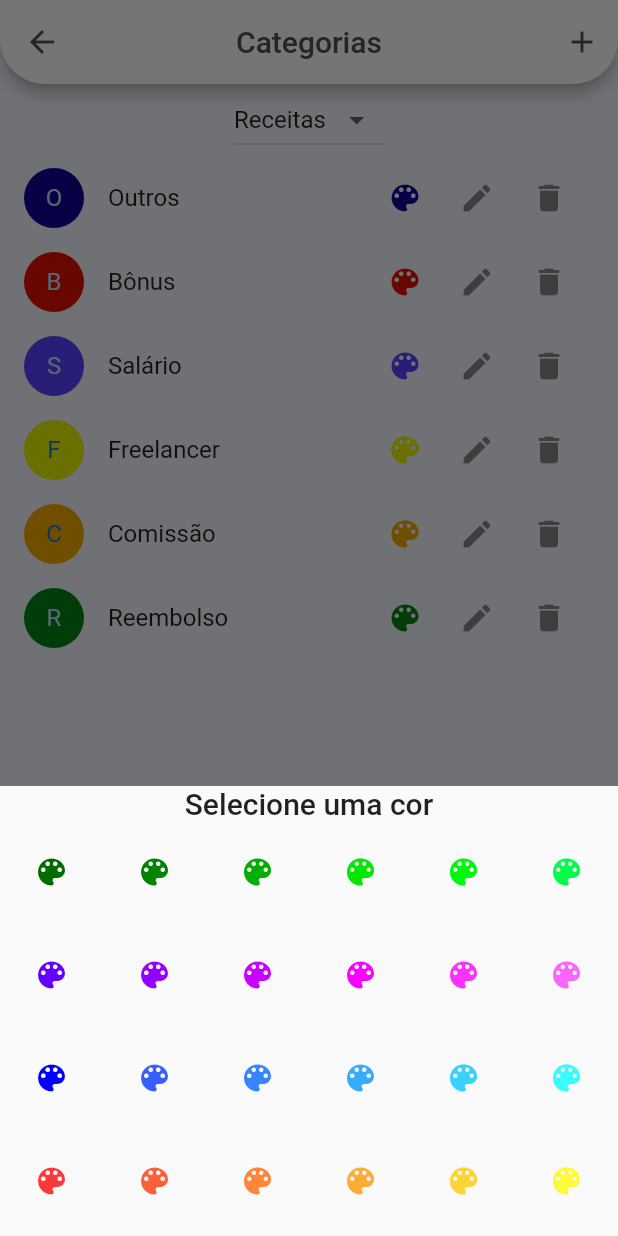
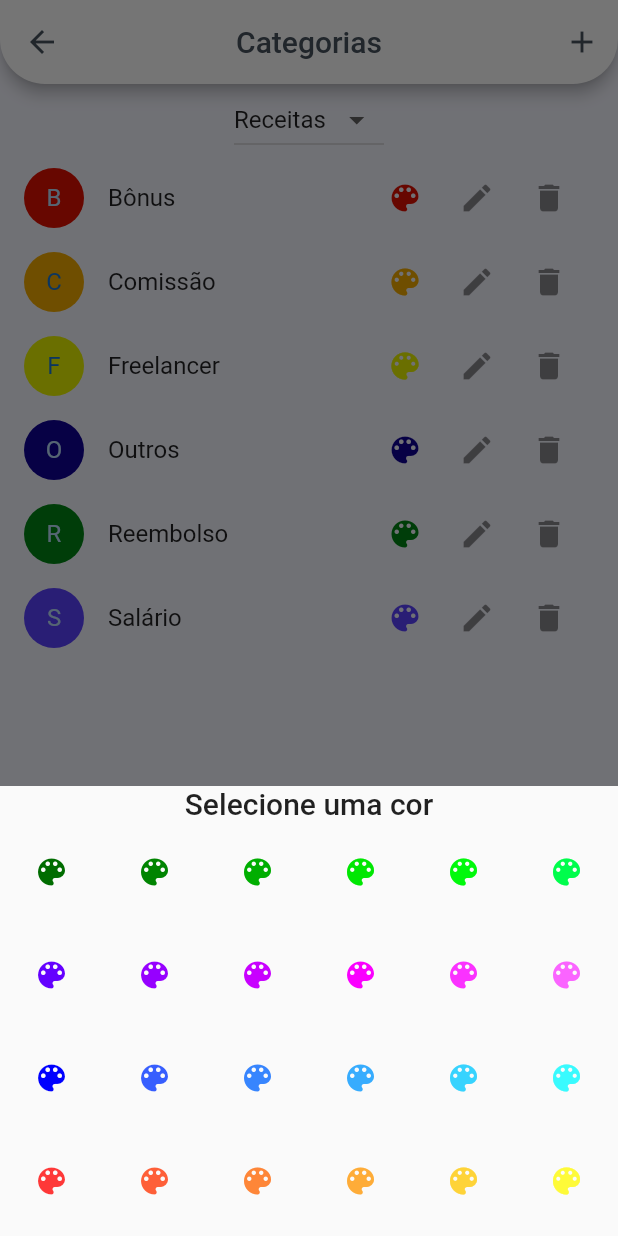
Before and after one commit to proz-tecnologia/PIT02GP06, a Flutter app: the CategoryPage screen opened directly with empty values, after a tap on the "color lens" icon, on a phone screen of 412 x 824 dp. Run offline on Flutter 3.47's test engine with Material 2 defaults, Android fonts, the phone set to English and light mode, and no system bars; our stand-ins replace cloud_firestore, firebase_auth, firebase_core, flutter_modular, mask_text_input_formatter, shared_preferences; missing offline and left inert: graphic; accounts and stored records are empty.

```diff
--- a/lib/models/category_model.dart
+++ b/lib/models/category_model.dart
@@ -2,40 +2,67 @@
 import 'dart:convert';
 
 class CategoryModel {
+  String uid;
+  String? id;
   String genre;
   int color;
   String type;
+  int count;
+
   CategoryModel({
+    required this.uid,
+    this.id,
     required this.genre,
     required this.color,
     required this.type,
+    this.count = 0,
   });
 
+  void incrementCount() {
+    count++;
+  }
+
+  void decrementCount() {
+    count--;
+  }
+
   CategoryModel copyWith({
+    String? uid,
+    String? id,
     String? genre,
     int? color,
     String? type,
+    int? count,
   }) {
     return CategoryModel(
+      uid: uid ?? this.uid,
+      id: id ?? this.id,
       genre: genre ?? this.genre,
       color: color ?? this.color,
       type: type ?? this.type,
+      count: count ?? this.count,
     );
   }
 
   Map<String, dynamic> toMap() {
     return <String, dynamic>{
+      'uid': uid,
+      'id': id,
       'genre': genre,
       'color': color,
       'type': type,
+      'count': count,
     };
   }
 
   factory CategoryModel.fromMap(Map<String, dynamic> map) {
     return CategoryModel(
+      uid: map['uid'] as String,
+      id: map['id'] != null ? map['id'] as String : null,
       genre: map['genre'] as String,
       color: map['color'] as int,
       type: map['type'] as String,
+      count: map['count'] as int,
     );
   }
 
@@ -45,16 +72,29 @@ class CategoryModel {
       CategoryModel.fromMap(json.decode(source) as Map<String, dynamic>);
 
   @override
-  String toString() =>
-      'CategoryModel(genre: $genre, color: $color, type: $type)';
+  String toString() {
+    return 'CategoryModel(uid: $uid, id: $id, genre: $genre, color: $color, type: $type, count: $count)';
+  }
 
   @override
   bool operator ==(covariant CategoryModel other) {
     if (identical(this, other)) return true;
 
-    return other.genre == genre && other.color == color && other.type == type;
+    return other.uid == uid &&
+        other.id == id &&
+        other.genre == genre &&
+        other.color == color &&
+        other.type == type &&
+        other.count == count;
   }
 
   @override
-  int get hashCode => genre.hashCode ^ color.hashCode ^ type.hashCode;
+  int get hashCode {
+    return uid.hashCode ^
+        id.hashCode ^
+        genre.hashCode ^
+        color.hashCode ^
+        type.hashCode ^
+        count.hashCode;
+  }
 }
--- a/lib/models/transaction_model.dart
+++ b/lib/models/transaction_model.dart
@@ -7,7 +7,7 @@ class TransactionModel {
   DateTime date;
   double value;
   String type;
-  int categoryId;
+  String categoryId;
   String? description;
   TransactionModel({
     required this.uid,
@@ -25,7 +25,7 @@ class TransactionModel {
     DateTime? date,
     double? value,
     String? type,
-    int? categoryId,
+    String? categoryId,
     String? description,
   }) {
     return TransactionModel(
@@ -58,7 +58,7 @@ class TransactionModel {
       date: DateTime.fromMillisecondsSinceEpoch(map['date'] as int),
       value: map['value'] as double,
       type: map['type'] as String,
-      categoryId: map['categoryId'] as int,
+      categoryId: map['categoryId'] as String,
       description:
           map['description'] != null ? map['description'] as String : null,
     );
--- a/lib/repositories/category_repository.dart
+++ b/lib/repositories/category_repository.dart
@@ -1,72 +1,170 @@
-import 'dart:convert';
-
+import 'package:cloud_firestore/cloud_firestore.dart';
+import 'package:flutter_modular/flutter_modular.dart';
 import 'package:pit02gp06/models/category_model.dart';
-import 'package:pit02gp06/utils/i_http_service.dart';
 import 'package:pit02gp06/utils/shared_preferences_keys.dart';
 
+import '../src/authentication/auth_repository.dart';
+
 class CategoryRepository {
-  final IHttpService service;
+  Future<List<CategoryModel>> loadList() async {
+    final user = await Modular.get<AuthRepository>().getUser();
 
-  CategoryRepository({required this.service});
-  Future<List<CategoryModel>> loadList() async {
-    final List<CategoryModel> dataList = [];
-    final String? dataString =
-        await service.get(url: SharedPreferencesKeys.categorys);
-    if (dataString != null && dataString.isNotEmpty) {
-      final listJson = jsonDecode(dataString);
-      final list =
-          List.from(listJson).map((e) => CategoryModel.fromJson(e)).toList();
-//      return list;
-      dataList.addAll(list);
+    final collections = FirebaseFirestore.instance
+        .collection(SharedPreferencesKeys.categorys)
+        .where('uid', isEqualTo: user.uid);
+
+    var result = await collections.get();
+    List<CategoryModel> list = [];
+    for (var doc in result.docs) {
+      list.add(CategoryModel(
+        uid: doc['uid'],
+        type: doc['type'],
+        genre: doc['genre'],
+        color: doc['color'],
+        count: doc['count'],
+        id: doc.id,
+      ));
     }
-    if (dataList.isEmpty) {
-      dataList.addAll([
-        CategoryModel(genre: "Outros", color: 0xFF0F0297, type: "Expense"),
-        CategoryModel(genre: "Outros", color: 0xFF0F0297, type: "Income"),
-        CategoryModel(genre: "Mercado", color: 0xFF5A41FF, type: "Expense"),
-        CategoryModel(genre: "Lazer", color: 0xFFE10F00, type: "Expense"),
-        CategoryModel(genre: "Combustível", color: 0xFFE6F201, type: "Expense"),
-        CategoryModel(genre: "Compras", color: 0xFFF3AA00, type: "Expense"),
+    if (list.isEmpty) {
+      list.addAll([
         CategoryModel(
-            genre: "Entretenimento", color: 0xFF008614, type: "Expense"),
+            uid: user.uid,
+            genre: "Outros",
+            color: 0xFF0F0297,
+            type: "Expense",
+            id: "${user.uid}+0"),
         CategoryModel(
-            genre: "Medicamentos", color: 0xFF75F300, type: "Expense"),
-        CategoryModel(genre: "Escola", color: 0xFF00CE18, type: "Expense"),
-        CategoryModel(genre: "Jantar fora", color: 0xFF00FFF2, type: "Expense"),
-        CategoryModel(genre: "Luz", color: 0xFF009B93, type: "Expense"),
-        CategoryModel(genre: "Água", color: 0xFF005B57, type: "Expense"),
-        CategoryModel(genre: "Internet", color: 0xFF7E34FD, type: "Expense"),
-        CategoryModel(genre: "TV a cabo", color: 0xFFCC0483, type: "Expense"),
-        CategoryModel(genre: "Bônus", color: 0xFFE10F00, type: "Income"),
-        CategoryModel(genre: "Salário", color: 0xFF5A41FF, type: "Income"),
-        CategoryModel(genre: "Freelancer", color: 0xFFE6F201, type: "Income"),
-        CategoryModel(genre: "Comissão", color: 0xFFF3AA00, type: "Income"),
-        CategoryModel(genre: "Reembolso", color: 0xFF008614, type: "Income"),
+            uid: user.uid,
+            genre: "Outros",
+            color: 0xFF0F0297,
+            type: "Income",
+            id: "${user.uid}+1"),
+        CategoryModel(
+            uid: user.uid,
+            genre: "Mercado",
+            color: 0xFF5A41FF,
+            type: "Expense",
+            id: "${user.uid}+2"),
+        CategoryModel(
+            uid: user.uid,
+            genre: "Lazer",
+            color: 0xFFE10F00,
+            type: "Expense",
+            id: "${user.uid}+3"),
+        CategoryModel(
+            uid: user.uid,
+            genre: "Combustível",
+            color: 0xFFE6F201,
+            type: "Expense",
+            id: "${user.uid}+4"),
+        CategoryModel(
+            uid: user.uid,
+            genre: "Medicamentos",
+            color: 0xFF75F300,
+            type: "Expense",
+            id: "${user.uid}+5"),
+        CategoryModel(
+            uid: user.uid,
+            genre: "Escola",
+            color: 0xFF00CE18,
+            type: "Expense",
+            id: "${user.uid}+6"),
+        CategoryModel(
+            uid: user.uid,
+            genre: "Luz",
+            color: 0xFF009B93,
+            type: "Expense",
+            id: "${user.uid}+7"),
+        CategoryModel(
+            uid: user.uid,
+            genre: "Água",
+            color: 0xFF005B57,
+            type: "Expense",
+            id: "${user.uid}+8"),
+        CategoryModel(
+            uid: user.uid,
+            genre: "Internet",
+            color: 0xFF7E34FD,
+            type: "Expense",
+            id: "${user.uid}+9"),
+        CategoryModel(
+            uid: user.uid,
+            genre: "TV a cabo",
+            color: 0xFFCC0483,
+            type: "Expense",
+            id: "${user.uid}+10"),
+        CategoryModel(
+            uid: user.uid,
+            genre: "Bônus",
+            color: 0xFFE10F00,
+            type: "Income",
+            id: "${user.uid}+11"),
+        CategoryModel(
+            uid: user.uid,
+            genre: "Salário",
+            color: 0xFF5A41FF,
+            type: "Income",
+            id: "${user.uid}+12"),
+        CategoryModel(
+            uid: user.uid,
+            genre: "Freelancer",
+            color: 0xFFE6F201,
+            type: "Income",
+            id: "${user.uid}+13"),
+        CategoryModel(
+            uid: user.uid,
+            genre: "Comissão",
+            color: 0xFFF3AA00,
+            type: "Income",
+            id: "${user.uid}+14"),
+        CategoryModel(
+            uid: user.uid,
+            genre: "Reembolso",
+            color: 0xFF008614,
+            type: "Income",
+            id: "${user.uid}+15"),
       ]);
+      for (var element in list) {
+        save(element);
+      }
     }
-
-    return dataList;
+    list.sort((a, b) => a.genre.compareTo(b.genre));
+    return list;
   }
 
-  Future<List<CategoryModel>> add(CategoryModel categoryModel) async {
-    final List<CategoryModel> dataList = await loadList();
-    dataList.add(categoryModel);
-    await service.set(url: SharedPreferencesKeys.categorys, data: dataList);
-    return dataList;
+  Future<CategoryModel> loadDoc(String id) async {
+    final collections =
+        FirebaseFirestore.instance.collection(SharedPreferencesKeys.categorys);
+    final res = await collections.doc(id).get();
+    final category = CategoryModel(
+      uid: res['uid'],
+      genre: res['genre'],
+      color: res['color'],
+      type: res['type'],
+      count: res['count'],
+      id: res.id,
+    );
+    return category;
   }
 
-  Future<List<CategoryModel>> remove(int index) async {
-    final List<CategoryModel> dataList = await loadList();
-    dataList.removeAt(index);
-    await service.set(url: SharedPreferencesKeys.categorys, data: dataList);
-    return dataList;
+  Future<void> save(CategoryModel category) async {
+    FirebaseFirestore.instance
+        .collection(SharedPreferencesKeys.categorys)
+        .doc(category.id)
+        .set({
+      'uid': category.uid,
+      'genre': category.genre,
+      'color': category.color,
+      'type': category.type,
+      'id': category.id,
+      'count': category.count,
+    });
   }
 
-  Future<List<CategoryModel>> edit(
-      int index, CategoryModel categoryModel) async {
-    final List<CategoryModel> dataList = await loadList();
-    dataList[index] = categoryModel;
-    await service.set(url: SharedPreferencesKeys.categorys, data: dataList);
-    return dataList;
+  Future<void> delete(String id) async {
+    await FirebaseFirestore.instance
+        .collection(SharedPreferencesKeys.categorys)
+        .doc(id)
+        .delete();
   }
 }
--- a/lib/src/authentication/auth_repository.dart
+++ b/lib/src/authentication/auth_repository.dart
@@ -1,5 +1,3 @@
-import 'dart:convert';
-
 import 'package:pit02gp06/models/user_model.dart';
 import 'package:pit02gp06/utils/shared_preferences_keys.dart';
 import 'package:shared_preferences/shared_preferences.dart';
--- a/lib/src/authentication/splash/splash_screen.dart
+++ b/lib/src/authentication/splash/splash_screen.dart
@@ -3,7 +3,6 @@ import 'package:flutter_modular/flutter_modular.dart';
 import 'package:pit02gp06/src/authentication/splash/splash_controller.dart';
 import 'package:pit02gp06/src/authentication/splash/splash_state.dart';
 import 'package:pit02gp06/utils/app_colors.dart';
-import 'package:pit02gp06/utils/app_text_styles.dart';
 
 class SplashScreen extends StatefulWidget {
   const SplashScreen({super.key});
--- a/lib/src/transactions/transactions_controller.dart
+++ b/lib/src/transactions/transactions_controller.dart
@@ -8,15 +8,14 @@ import 'package:shared_preferences/shared_preferences.dart';
 class TransactionsController {
   ValueNotifier<TransactionsState> state =
       ValueNotifier(TransactionsEmptyState());
-  late final _repository;
+  final _repository = TransactionsRepository();
   TransactionsController() {
     state.value = TransactionsLoadState();
     init();
   }
   void init() async {
     final instance = await SharedPreferences.getInstance();
-    _repository = TransactionsRepository(
-        service: SharedPreferencesService(instance: instance));
+//    _repository = TransactionsRepository();
     List<TransactionModel> transactionsList =
         await _repository.loadTransactions();
     state.value = TransactionsSuccessState(transactionsList: transactionsList);
```
Also changed, not shown: lib/models/pie_chart_model.dart (added, +13 -0 lines), lib/repositories/transactions_repository.dart (+3 -42 lines), lib/src/category/category_controller.dart (+17 -13 lines), lib/src/category/category_page.dart (+7 -7 lines), lib/src/category/form_category_page.dart (+16 -6 lines), lib/src/home/home_controller.dart (+17 -27 lines), lib/src/home/home_module.dart (+7 -1 lines), lib/src/transactions/form_transaction_page.dart (+39 -10 lines), lib/src/transactions/transactions_screen.dart (+26 -8 lines).
